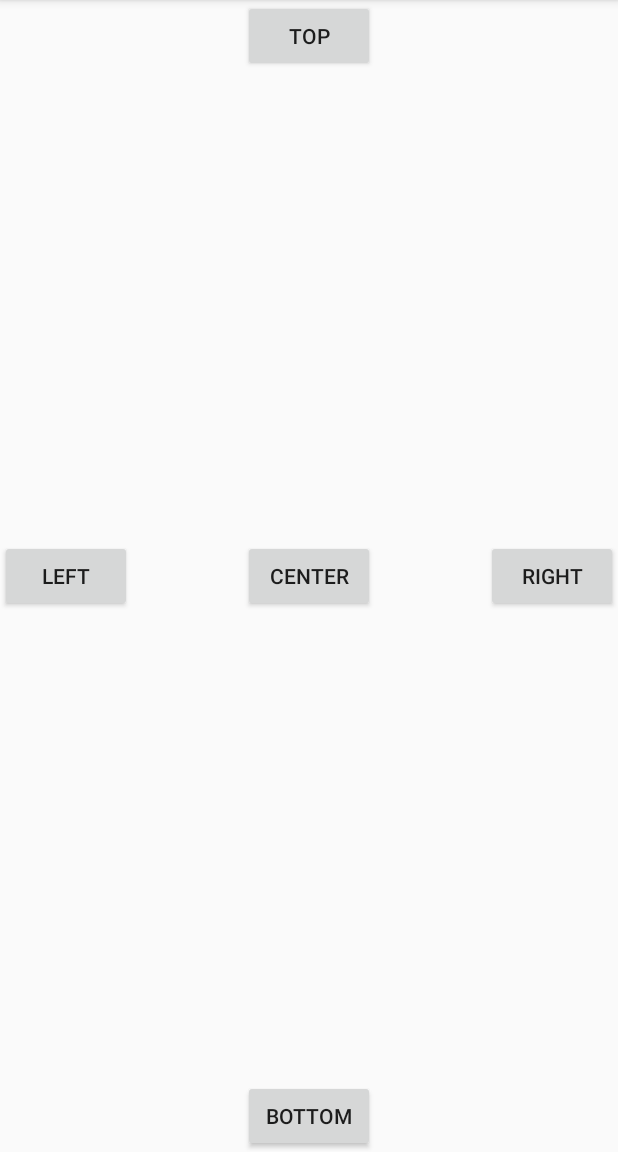
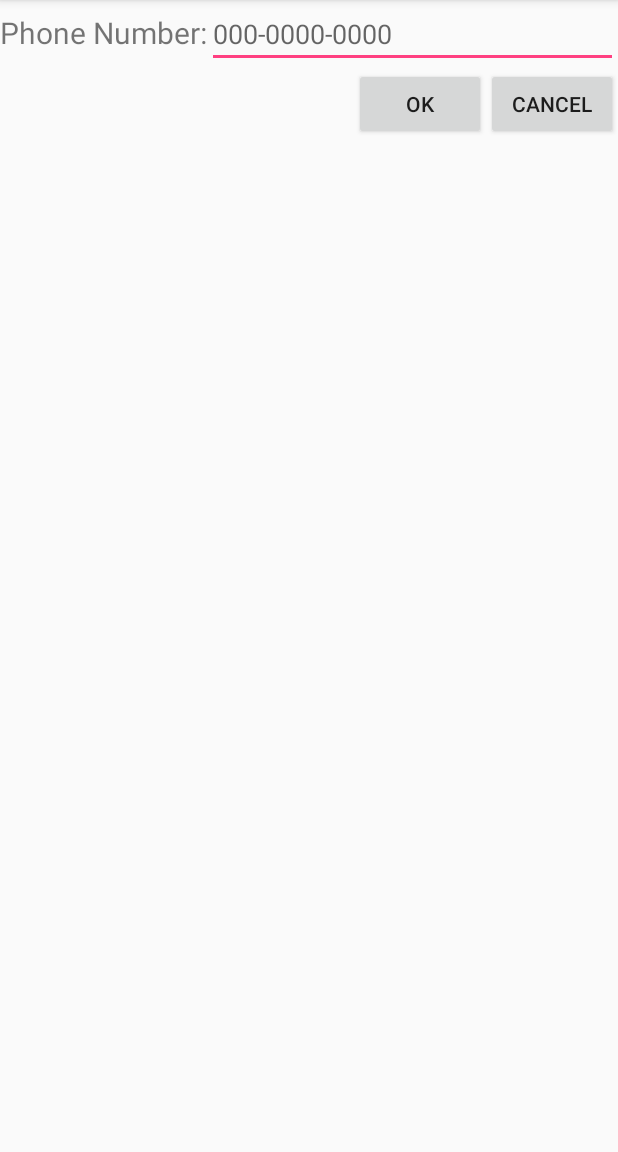
Before and after one commit to StarryPurp/RealativeLayoutTest, an Android app: the screen it shows after launch (MainActivity), on a phone screen of 412 x 824 dp, the part 84-1236 px from its top. Run offline under Robolectric (Android 15) with nearby library versions, the phone set to English and light mode, and no system bars.

Commit message:
#4 RelativeLayout Test

```diff
--- a/app/src/main/java/bstar128/example/hansung/realativelayouttest/MainActivity.java
+++ b/app/src/main/java/bstar128/example/hansung/realativelayouttest/MainActivity.java
@@ -8,6 +8,6 @@ public class MainActivity extends AppCompatActivity {
     @Override
     protected void onCreate(Bundle savedInstanceState) {
         super.onCreate(savedInstanceState);
-        setContentView(R.layout.activity_main);
+        setContentView(R.layout.activity_main4);
     }
 }
--- /dev/null
+++ b/app/src/main/res/layout/activity_main4.xml
@@ -0,0 +1,33 @@
+<?xml version="1.0" encoding="utf-8"?>
+<RelativeLayout xmlns:android="http://schemas.android.com/apk/res/android"
+    android:layout_width="match_parent"
+    android:layout_height="match_parent">
+<TextView
+    android:id="@+id/text_1"
+    android:layout_width="wrap_content"
+    android:layout_height="wrap_content"
+    android:text="Phone Number:"
+    android:textSize="20sp"
+    android:layout_alignBaseline="@+id/edit_1" />
+    <EditText
+        android:id="@+id/edit_1"
+        android:layout_width="match_parent"
+        android:layout_height="wrap_content"
+        android:layout_toRightOf="@id/text_1"
+        android:hint="000-0000-0000"/>
+    <Button
+        android:id="@+id/cancel1"
+        android:layout_width="wrap_content"
+        android:layout_height="wrap_content"
+        android:text="cancel"
+        android:layout_below="@+id/edit_1"
+        android:layout_alignParentRight="true" />
+    <Button
+        android:layout_width="wrap_content"
+        android:layout_height="wrap_content"
+        android:text="ok"
+        android:id="@+id/button"
+        android:layout_below="@+id/edit_1"
+        android:layout_toLeftOf="@+id/cancel1" />
+
+</RelativeLayout>
```
